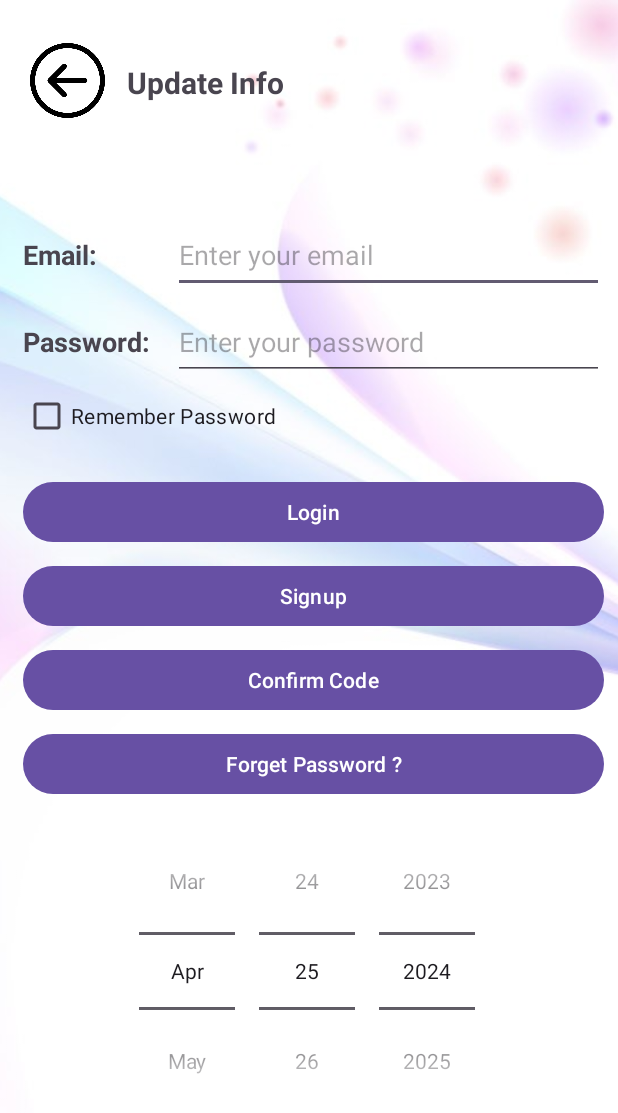
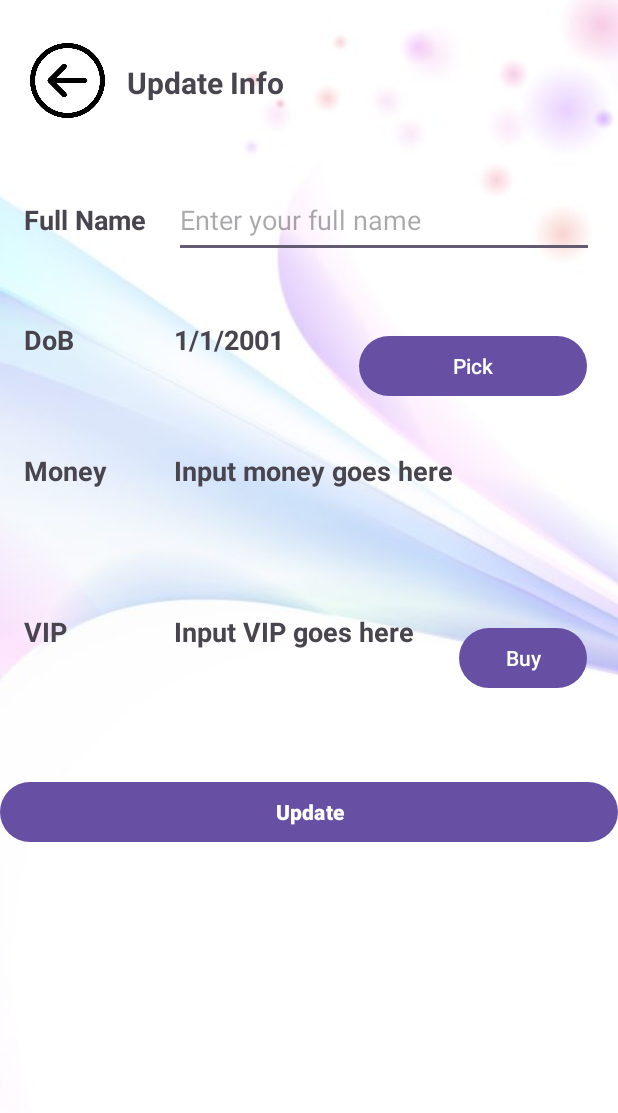
Before and after one commit to xzeo1123/Mob2, an Android app: the UserUpdateInfoActivity screen opened directly, with no data from a screen before it, on a phone screen of 412 x 824 dp. Shown: the top 1113 px of the screen. Run offline under Robolectric (Android 15) with nearby library versions, the phone set to English and light mode, and no system bars.

Commit message:
update file Update Info

```diff
--- a/app/src/main/res/layout/activity_user_update_info.xml
+++ b/app/src/main/res/layout/activity_user_update_info.xml
@@ -50,114 +50,173 @@
         tools:ignore="HardcodedText" />
 
     <LinearLayout
-        android:layout_width="419dp"
-        android:layout_height="653dp"
-        android:layout_marginStart="4dp"
-        android:layout_marginTop="88dp"
-        android:orientation="vertical"
+        android:id="@+id/linearLayout7"
+        android:layout_width="wrap_content"
+        android:layout_height="wrap_content"
+        android:orientation="horizontal"
         android:padding="16dp"
+        app:layout_constraintBottom_toBottomOf="parent"
+        app:layout_constraintEnd_toEndOf="parent"
         app:layout_constraintStart_toStartOf="parent"
         app:layout_constraintTop_toTopOf="parent"
-        app:layout_constraintEnd_toEndOf="parent"
-        app:layout_constraintBottom_toBottomOf="parent"
+        app:layout_constraintVertical_bias="0.143"
         tools:ignore="MissingConstraints">
-
-        <LinearLayout
-            android:layout_width="match_parent"
-            android:layout_height="wrap_content"
-            android:orientation="horizontal">
 
         <TextView
             android:layout_width="100dp"
             android:layout_height="50dp"
-                android:text="Email: "
+            android:text="Full Name"
             android:textSize="18sp"
             android:textStyle="bold"
             tools:ignore="HardcodedText" />
 
         <EditText
-                android:id="@+id/editTextEmail"
-                android:layout_width="0dp"
+            android:id="@+id/editTextFullName"
+            android:layout_width="315dp"
             android:layout_height="50dp"
             android:layout_weight="1"
-                android:hint="Enter your email"
-                android:inputType="textEmailAddress"
-                tools:ignore="Autofill,HardcodedText" />
+            android:hint="Enter your full name"
+            android:inputType="textPersonName"
+            tools:ignore="Autofill,HardcodedText,InefficientWeight" />
+    </LinearLayout>
+
+    <LinearLayout
+        android:id="@+id/linearLayout6"
+        android:layout_width="407dp"
+        android:layout_height="97dp"
+        android:orientation="horizontal"
+        android:padding="16dp"
+        app:layout_constraintBottom_toBottomOf="parent"
+        app:layout_constraintEnd_toEndOf="parent"
+        app:layout_constraintHorizontal_bias="0.0"
+        app:layout_constraintStart_toStartOf="parent"
+        app:layout_constraintTop_toBottomOf="@+id/linearLayout7"
+        app:layout_constraintVertical_bias="0.0"
+        tools:ignore="MissingConstraints">
+
+        <TextView
+            android:layout_width="100dp"
+            android:layout_height="50dp"
+            android:text="DoB"
+            android:textSize="18sp"
+            android:textStyle="bold"
+            tools:ignore="HardcodedText" />
+
+        <TextView
+            android:id="@+id/textViewDob"
+            android:layout_width="123dp"
+            android:layout_height="50dp"
+            android:text="1/1/2001"
+            android:textSize="18sp"
+            android:textStyle="bold"
+            tools:ignore="HardcodedText" />
+
+        <Button
+            android:id="@+id/buttonPickDate"
+            android:layout_width="match_parent"
+            android:layout_height="wrap_content"
+            android:layout_marginTop="16dp"
+            android:text="Pick"
+            tools:ignore="HardcodedText" />
+
+        <DatePicker
+            android:id="@+id/datePicker"
+            android:layout_width="match_parent"
+            android:layout_height="wrap_content"
+            android:visibility="gone" />
+    </LinearLayout>
+
+    <LinearLayout
+        android:id="@+id/linearLayout9"
+        android:layout_width="407dp"
+        android:layout_height="97dp"
+        android:orientation="horizontal"
+        android:padding="16dp"
+        app:layout_constraintBottom_toBottomOf="parent"
+        app:layout_constraintEnd_toEndOf="parent"
+        app:layout_constraintHorizontal_bias="0.0"
+        app:layout_constraintStart_toStartOf="parent"
+        app:layout_constraintTop_toBottomOf="@+id/linearLayout6"
+        app:layout_constraintVertical_bias="0.0"
+        tools:ignore="MissingConstraints">
+
+        <TextView
+            android:layout_width="100dp"
+            android:layout_height="50dp"
+            android:text="Money"
+            android:textSize="18sp"
+            android:textStyle="bold"
+            tools:ignore="HardcodedText" />
+
+        <TextView
+            android:id="@+id/textViewMoney"
+            android:layout_width="190dp"
+            android:layout_height="50dp"
+            android:text="Input money goes here"
+            android:textSize="18sp"
+            android:textStyle="bold"
+            tools:ignore="HardcodedText" />
 
     </LinearLayout>
 
     <LinearLayout
-            android:layout_width="match_parent"
-            android:layout_height="wrap_content"
-            android:layout_marginTop="8dp"
-            android:orientation="horizontal">
+        android:id="@+id/linearLayout10"
+        android:layout_width="407dp"
+        android:layout_height="97dp"
+        android:orientation="horizontal"
+        android:padding="16dp"
+        app:layout_constraintBottom_toBottomOf="parent"
+        app:layout_constraintEnd_toEndOf="parent"
+        app:layout_constraintHorizontal_bias="0.0"
+        app:layout_constraintStart_toStartOf="parent"
+        app:layout_constraintTop_toBottomOf="@+id/linearLayout9"
+        app:layout_constraintVertical_bias="0.0"
+        tools:ignore="MissingConstraints">
 
         <TextView
             android:layout_width="100dp"
             android:layout_height="50dp"
-                android:text="Password: "
+            android:text="VIP"
             android:textSize="18sp"
             android:textStyle="bold"
             tools:ignore="HardcodedText" />
 
-            <EditText
-                android:id="@+id/editTextPassword"
+        <TextView
+            android:id="@+id/textViewVip"
+            android:layout_width="190dp"
+            android:layout_height="50dp"
+            android:text="Input VIP goes here"
+            android:textSize="18sp"
+            android:textStyle="bold"
+            tools:ignore="HardcodedText" />
+
+        <Button
+            android:id="@+id/buttonBuy"
             android:layout_width="match_parent"
-                android:layout_height="50dp"
-                android:layout_weight="1"
-                android:hint="Enter your password"
-                android:inputType="textPassword"
-                tools:ignore="Autofill,HardcodedText,InefficientWeight" />
+            android:layout_height="wrap_content"
+            android:layout_marginTop="16dp"
+            android:text="Buy"
+            tools:ignore="HardcodedText" />
 
     </LinearLayout>
 
-        <CheckBox
-            android:id="@+id/checkBoxStorePassword"
+
+    <Button
+        android:id="@+id/buttonUpdate"
         android:layout_width="match_parent"
         android:layout_height="wrap_content"
-            android:text="Remember Password"
-            tools:ignore="HardcodedText" />
+        android:layout_marginTop="26dp"
+        android:text="Update"
+        android:textStyle="bold"
+        app:layout_constraintBottom_toBottomOf="parent"
+        app:layout_constraintEnd_toEndOf="parent"
+        app:layout_constraintHorizontal_bias="1.0"
+        app:layout_constraintStart_toStartOf="parent"
+        app:layout_constraintTop_toBottomOf="@+id/linearLayout10"
+        app:layout_constraintVertical_bias="0.041"
+        tools:ignore="HardcodedText,MissingConstraints" />
 
-        <Button
-            android:id="@+id/buttonLogin"
-            android:layout_width="match_parent"
-            android:layout_height="wrap_content"
-            android:layout_marginTop="16dp"
-            android:text="Login"
-            tools:ignore="HardcodedText" />
-
-        <Button
-            android:id="@+id/buttonSignup"
-            android:layout_width="match_parent"
-            android:layout_height="wrap_content"
-            android:layout_marginTop="8dp"
-            android:text="Signup"
-            tools:ignore="HardcodedText" />
-
-        <Button
-            android:id="@+id/buttonConfirm"
-            android:layout_width="match_parent"
-            android:layout_height="wrap_content"
-            android:layout_marginTop="8dp"
-            android:text="Confirm Code"
-            tools:ignore="HardcodedText" />
-
-        <Button
-            android:id="@+id/buttonForget"
-            android:layout_width="match_parent"
-            android:layout_height="wrap_content"
-            android:layout_marginTop="8dp"
-            android:text="Forget Password ?"
-            tools:ignore="HardcodedText" />
-
-        <ProgressBar
-            android:id="@+id/progressBar"
-            android:layout_width="wrap_content"
-            android:layout_height="wrap_content"
-            android:layout_gravity="center"
-            android:visibility="gone" />
-
-        <LinearLayout
+    <!--  <LinearLayout
          android:layout_width="match_parent"
          android:layout_height="match_parent"
          android:gravity="center_horizontal"
@@ -165,13 +224,12 @@
          android:padding="8dp">
 
          <DatePicker
-                android:id="@+id/datePicker"
+             android:id="@+id/datePicker2"
              android:layout_width="wrap_content"
              android:layout_height="wrap_content"
              android:calendarViewShown="false"
              android:datePickerMode="spinner" />
 
-        </LinearLayout>
+    </LinearLayout> -->
 
-    </LinearLayout>
 </androidx.constraintlayout.widget.ConstraintLayout>
```
Lines whose indentation alone changed are shown as unchanged.
